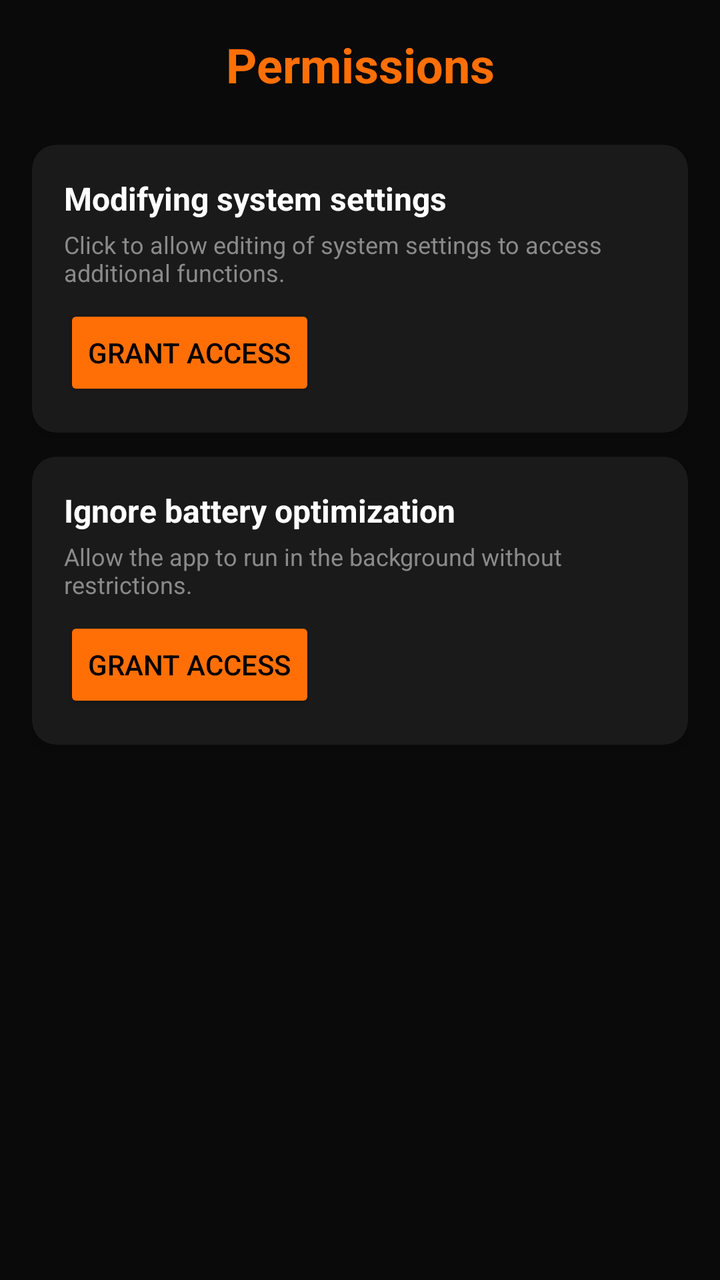
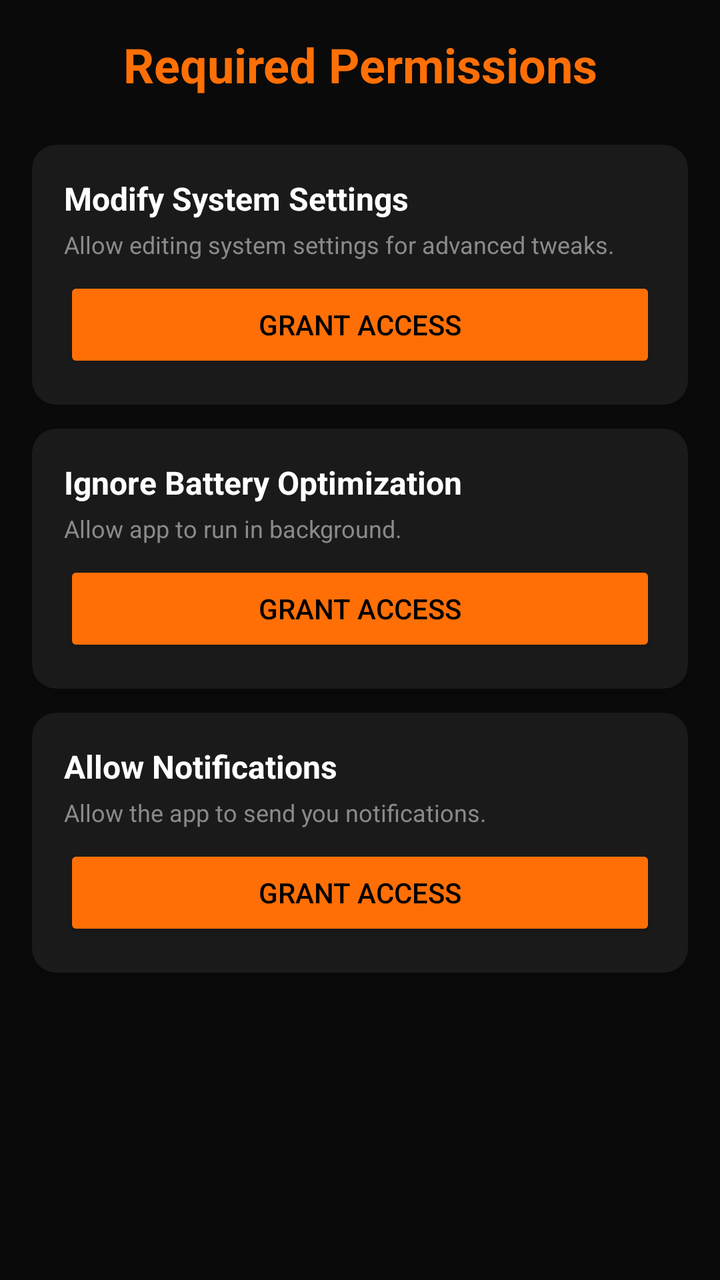

An Android layout rendered at two revisions. The XML below is the earlier revision; the diff shows what the commit changed to produce the second picture.
<!-- AndroidManifest.xml: application theme Theme.AppCompat.NoActionBar -->
<!-- res/layout/activity_permissions.xml -->
<?xml version="1.0" encoding="utf-8"?>
<LinearLayout xmlns:android="http://schemas.android.com/apk/res/android"
    xmlns:app="http://schemas.android.com/apk/res-auto"
    android:layout_width="match_parent"
    android:layout_height="match_parent"
    android:orientation="vertical"
    android:background="#0A0A0A"
    android:padding="16dp">

    <TextView
        android:layout_width="match_parent"
        android:layout_height="wrap_content"
        android:text="Permissions"
        android:textColor="#FF6F06"
        android:textSize="24sp"
        android:textStyle="bold"
        android:gravity="center"
        android:layout_marginBottom="24dp"/>

    
    <androidx.cardview.widget.CardView
        android:layout_width="match_parent"
        android:layout_height="wrap_content"
        app:cardBackgroundColor="#1A1A1A"
        app:cardCornerRadius="12dp"
        app:cardElevation="4dp"
        android:layout_marginBottom="12dp">
        <LinearLayout
            android:layout_width="match_parent"
            android:layout_height="wrap_content"
            android:orientation="vertical"
            android:padding="16dp">
            <TextView
                android:layout_width="wrap_content"
                android:layout_height="wrap_content"
                android:text="Modifying system settings"
                android:textColor="#FFFFFF"
                android:textSize="16sp"
                android:textStyle="bold"/>
            <TextView
                android:layout_width="wrap_content"
                android:layout_height="wrap_content"
                android:text="Click to allow editing of system settings to access additional functions."
                android:textColor="#8A8A8A"
                android:textSize="12sp"
                android:layout_marginTop="4dp"/>
            <Button
                android:id="@+id/btn_write_settings"
                android:layout_width="wrap_content"
                android:layout_height="wrap_content"
                android:text="Grant Access"
                android:backgroundTint="#FF6F06"
                android:textColor="#000000"
                android:layout_marginTop="8dp"/>
        </LinearLayout>
    </androidx.cardview.widget.CardView>

    
    <androidx.cardview.widget.CardView
        android:layout_width="match_parent"
        android:layout_height="wrap_content"
        app:cardBackgroundColor="#1A1A1A"
        app:cardCornerRadius="12dp"
        app:cardElevation="4dp"
        android:layout_marginBottom="12dp">
        <LinearLayout
            android:layout_width="match_parent"
            android:layout_height="wrap_content"
            android:orientation="vertical"
            android:padding="16dp">
            <TextView
                android:layout_width="wrap_content"
                android:layout_height="wrap_content"
                android:text="Ignore battery optimization"
                android:textColor="#FFFFFF"
                android:textSize="16sp"
                android:textStyle="bold"/>
            <TextView
                android:layout_width="wrap_content"
                android:layout_height="wrap_content"
                android:text="Allow the app to run in the background without restrictions."
                android:textColor="#8A8A8A"
                android:textSize="12sp"
                android:layout_marginTop="4dp"/>
            <Button
                android:id="@+id/btn_battery_opt"
                android:layout_width="wrap_content"
                android:layout_height="wrap_content"
                android:text="Grant Access"
                android:backgroundTint="#FF6F06"
                android:textColor="#000000"
                android:layout_marginTop="8dp"/>
        </LinearLayout>
    </androidx.cardview.widget.CardView>

</LinearLayout>
<!-- resources referenced by this layout -->
<resources>

</resources>

<!-- the commit's change to res/layout/activity_permissions.xml (unified diff, before → after) -->
@@ -10,7 +10,7 @@
     <TextView
         android:layout_width="match_parent"
         android:layout_height="wrap_content"
-        android:text="Permissions"
+        android:text="@string/permissions_btn"
         android:textColor="#FF6F06"
         android:textSize="24sp"
         android:textStyle="bold"
@@ -30,28 +30,15 @@
             android:layout_height="wrap_content"
             android:orientation="vertical"
             android:padding="16dp">
-            <TextView
-                android:layout_width="wrap_content"
-                android:layout_height="wrap_content"
-                android:text="Modifying system settings"
-                android:textColor="#FFFFFF"
-                android:textSize="16sp"
-                android:textStyle="bold"/>
-            <TextView
-                android:layout_width="wrap_content"
-                android:layout_height="wrap_content"
-                android:text="Click to allow editing of system settings to access additional functions."
-                android:textColor="#8A8A8A"
-                android:textSize="12sp"
-                android:layout_marginTop="4dp"/>
+            <TextView android:layout_width="wrap_content" android:layout_height="wrap_content" android:text="@string/modify_settings" android:textColor="#FFFFFF" android:textSize="16sp" android:textStyle="bold"/>
+            <TextView android:layout_width="wrap_content" android:layout_height="wrap_content" android:text="@string/modify_settings_desc" android:textColor="#8A8A8A" android:textSize="12sp" android:layout_marginTop="4dp" android:layout_marginBottom="8dp"/>
             <Button
                 android:id="@+id/btn_write_settings"
-                android:layout_width="wrap_content"
+                android:layout_width="match_parent"
                 android:layout_height="wrap_content"
-                android:text="Grant Access"
+                android:text="@string/grant_access"
                 android:backgroundTint="#FF6F06"
-                android:textColor="#000000"
-                android:layout_marginTop="8dp"/>
+                android:textColor="#000000"/>
         </LinearLayout>
     </androidx.cardview.widget.CardView>
 
@@ -68,28 +55,40 @@
             android:layout_height="wrap_content"
             android:orientation="vertical"
             android:padding="16dp">
-            <TextView
-                android:layout_width="wrap_content"
-                android:layout_height="wrap_content"
-                android:text="Ignore battery optimization"
-                android:textColor="#FFFFFF"
-                android:textSize="16sp"
-                android:textStyle="bold"/>
-            <TextView
-                android:layout_width="wrap_content"
-                android:layout_height="wrap_content"
-                android:text="Allow the app to run in the background without restrictions."
-                android:textColor="#8A8A8A"
-                android:textSize="12sp"
-                android:layout_marginTop="4dp"/>
+            <TextView android:layout_width="wrap_content" android:layout_height="wrap_content" android:text="@string/battery_opt" android:textColor="#FFFFFF" android:textSize="16sp" android:textStyle="bold"/>
+            <TextView android:layout_width="wrap_content" android:layout_height="wrap_content" android:text="@string/battery_opt_desc" android:textColor="#8A8A8A" android:textSize="12sp" android:layout_marginTop="4dp" android:layout_marginBottom="8dp"/>
             <Button
                 android:id="@+id/btn_battery_opt"
-                android:layout_width="wrap_content"
+                android:layout_width="match_parent"
                 android:layout_height="wrap_content"
-                android:text="Grant Access"
+                android:text="@string/grant_access"
                 android:backgroundTint="#FF6F06"
-                android:textColor="#000000"
-                android:layout_marginTop="8dp"/>
+                android:textColor="#000000"/>
+        </LinearLayout>
+    </androidx.cardview.widget.CardView>
+
+    
+    <androidx.cardview.widget.CardView
+        android:layout_width="match_parent"
+        android:layout_height="wrap_content"
+        app:cardBackgroundColor="#1A1A1A"
+        app:cardCornerRadius="12dp"
+        app:cardElevation="4dp"
+        android:layout_marginBottom="12dp">
+        <LinearLayout
+            android:layout_width="match_parent"
+            android:layout_height="wrap_content"
+            android:orientation="vertical"
+            android:padding="16dp">
+            <TextView android:layout_width="wrap_content" android:layout_height="wrap_content" android:text="Allow Notifications" android:textColor="#FFFFFF" android:textSize="16sp" android:textStyle="bold"/>
+            <TextView android:layout_width="wrap_content" android:layout_height="wrap_content" android:text="Allow the app to send you notifications." android:textColor="#8A8A8A" android:textSize="12sp" android:layout_marginTop="4dp" android:layout_marginBottom="8dp"/>
+            <Button
+                android:id="@+id/btn_notifications"
+                android:layout_width="match_parent"
+                android:layout_height="wrap_content"
+                android:text="@string/grant_access"
+                android:backgroundTint="#FF6F06"
+                android:textColor="#000000"/>
         </LinearLayout>
     </androidx.cardview.widget.CardView>
 
<!-- resource entries referenced after the edit -->
@@ -1,5 +1,10 @@
 <!-- resources referenced by this layout -->
 <resources>
-
+  <string name="battery_opt">Ignore Battery Optimization</string>
+  <string name="battery_opt_desc">Allow app to run in background.</string>
+  <string name="grant_access">Grant Access</string>
+  <string name="modify_settings">Modify System Settings</string>
+  <string name="modify_settings_desc">Allow editing system settings for advanced tweaks.</string>
+  <string name="permissions_btn">Required Permissions</string>
 </resources>
 
